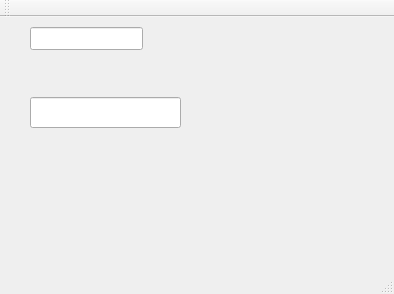
Qt form mainwindow.ui (sigsergv/qt-shortcutedit) before a commit.
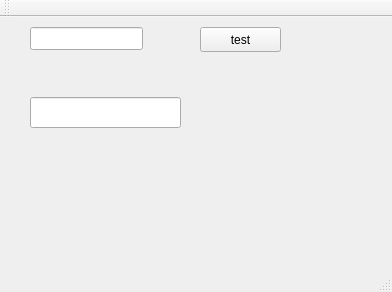
The same form after that commit. Custom widgets are drawn as their Qt base class.

The edit to the form file:
```diff
--- a/mainwindow.ui
+++ b/mainwindow.ui
@@ -6,8 +6,8 @@
    <rect>
     <x>0</x>
     <y>0</y>
-    <width>394</width>
-    <height>294</height>
+    <width>392</width>
+    <height>292</height>
    </rect>
   </property>
   <property name="windowTitle">
@@ -34,6 +34,19 @@
      </rect>
     </property>
    </widget>
+   <widget class="QPushButton" name="pushButton">
+    <property name="geometry">
+     <rect>
+      <x>200</x>
+      <y>10</y>
+      <width>81</width>
+      <height>25</height>
+     </rect>
+    </property>
+    <property name="text">
+     <string>test</string>
+    </property>
+   </widget>
   </widget>
   <widget class="QMenuBar" name="menuBar">
    <property name="geometry">
```
Left out of the diff: 4 changed lines with no effect on the pictures.
